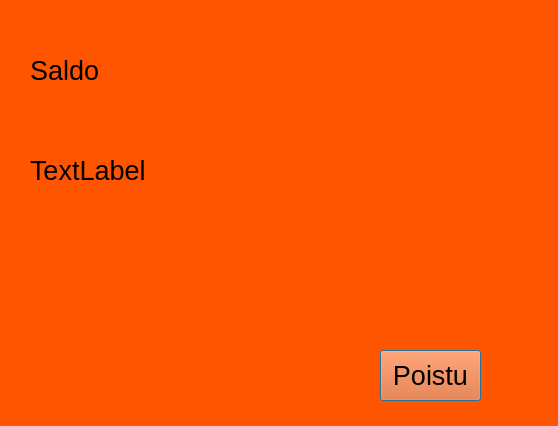
The window that frontend/saldo.ui (22kmo-project/group_8) describes before a commit, drawn with Qt 5.
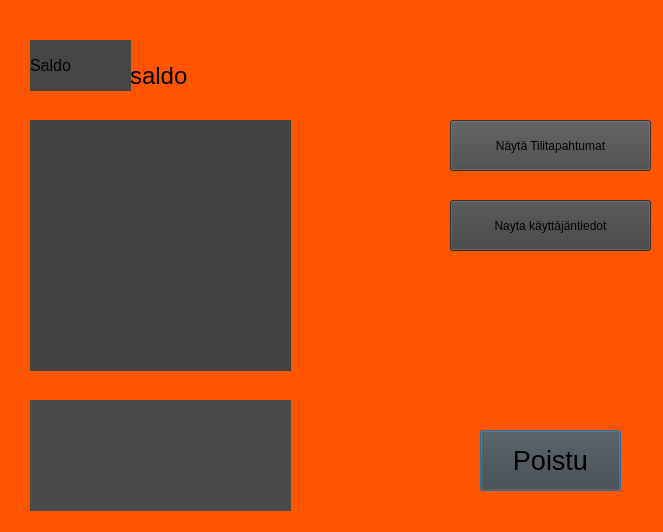
The same window after the commit.

Commit message: saldo ikkunaan lisätty käyttäjän tiedot

The edit to the form file:
```diff
--- a/frontend/saldo.ui
+++ b/frontend/saldo.ui
@@ -6,8 +6,8 @@
    <rect>
     <x>0</x>
     <y>0</y>
-    <width>558</width>
-    <height>426</height>
+    <width>663</width>
+    <height>532</height>
    </rect>
   </property>
   <property name="windowTitle">
@@ -19,28 +19,34 @@
   <widget class="QLabel" name="labelNaytaSaldo">
    <property name="geometry">
     <rect>
-     <x>30</x>
-     <y>130</y>
-     <width>251</width>
-     <height>81</height>
+     <x>130</x>
+     <y>40</y>
+     <width>81</width>
+     <height>71</height>
     </rect>
    </property>
    <property name="font">
     <font>
-     <pointsize>20</pointsize>
+     <pointsize>18</pointsize>
     </font>
    </property>
+   <property name="focusPolicy">
+    <enum>Qt::NoFocus</enum>
+   </property>
+   <property name="styleSheet">
+    <string notr="true"/>
+   </property>
    <property name="text">
-    <string>TextLabel</string>
+    <string>saldo</string>
    </property>
   </widget>
   <widget class="QPushButton" name="poistuSaldo">
    <property name="geometry">
     <rect>
-     <x>380</x>
-     <y>350</y>
-     <width>101</width>
-     <height>51</height>
+     <x>480</x>
+     <y>430</y>
+     <width>141</width>
+     <height>61</height>
     </rect>
    </property>
    <property name="font">
@@ -48,6 +54,9 @@
      <pointsize>20</pointsize>
     </font>
    </property>
+   <property name="styleSheet">
+    <string notr="true">background-color: rgb(67, 67, 67);</string>
+   </property>
    <property name="text">
     <string>Poistu</string>
    </property>
@@ -56,20 +65,102 @@
    <property name="geometry">
     <rect>
      <x>30</x>
-     <y>50</y>
+     <y>40</y>
      <width>101</width>
-     <height>41</height>
+     <height>51</height>
     </rect>
    </property>
    <property name="font">
     <font>
-     <pointsize>20</pointsize>
+     <pointsize>12</pointsize>
     </font>
    </property>
+   <property name="styleSheet">
+    <string notr="true">background-color: rgb(70, 70, 70);</string>
+   </property>
    <property name="text">
     <string>Saldo</string>
    </property>
   </widget>
+  <widget class="QPushButton" name="pushNaytaTapahtumat">
+   <property name="geometry">
+    <rect>
+     <x>450</x>
+     <y>120</y>
+     <width>201</width>
+     <height>51</height>
+    </rect>
+   </property>
+   <property name="font">
+    <font>
+     <pointsize>9</pointsize>
+    </font>
+   </property>
+   <property name="styleSheet">
+    <string notr="true">background-color: rgb(72, 72, 72);</string>
+   </property>
+   <property name="text">
+    <string>Näytä Tilitapahtumat</string>
+   </property>
+  </widget>
+  <widget class="QPushButton" name="pushKayttajanTiedot">
+   <property name="geometry">
+    <rect>
+     <x>450</x>
+     <y>200</y>
+     <width>201</width>
+     <height>51</height>
+    </rect>
+   </property>
+   <property name="styleSheet">
+    <string notr="true">background-color: rgb(65, 65, 65);</string>
+   </property>
+   <property name="text">
+    <string>Nayta käyttäjäntiedot</string>
+   </property>
+  </widget>
+  <widget class="QLabel" name="label_2">
+   <property name="geometry">
+    <rect>
+     <x>30</x>
+     <y>120</y>
+     <width>261</width>
+     <height>251</height>
+    </rect>
+   </property>
+   <property name="font">
+    <font>
+     <pointsize>9</pointsize>
+    </font>
+   </property>
+   <property name="styleSheet">
+    <string notr="true">background-color: rgb(67, 67, 67);</string>
+   </property>
+   <property name="text">
+    <string/>
+   </property>
+  </widget>
+  <widget class="QLabel" name="label_3">
+   <property name="geometry">
+    <rect>
+     <x>30</x>
+     <y>400</y>
+     <width>261</width>
+     <height>111</height>
+    </rect>
+   </property>
+   <property name="font">
+    <font>
+     <pointsize>14</pointsize>
+    </font>
+   </property>
+   <property name="styleSheet">
+    <string notr="true">background-color: rgb(74, 74, 74);</string>
+   </property>
+   <property name="text">
+    <string/>
+   </property>
+  </widget>
  </widget>
  <resources/>
  <connections/>
```
Left out of the diff: 6 changed lines with no effect on the pictures. The commit also changes 13 other files.
